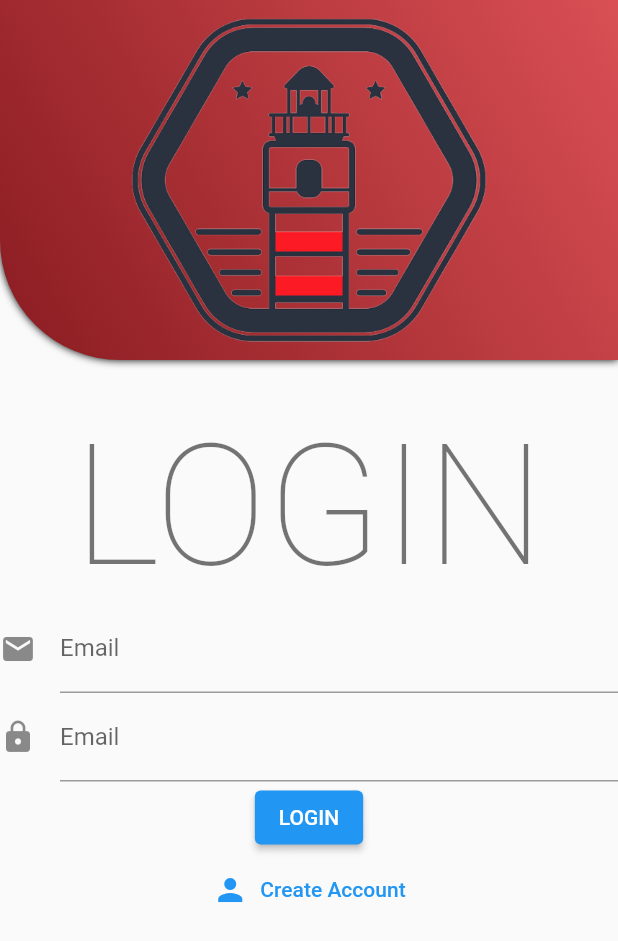
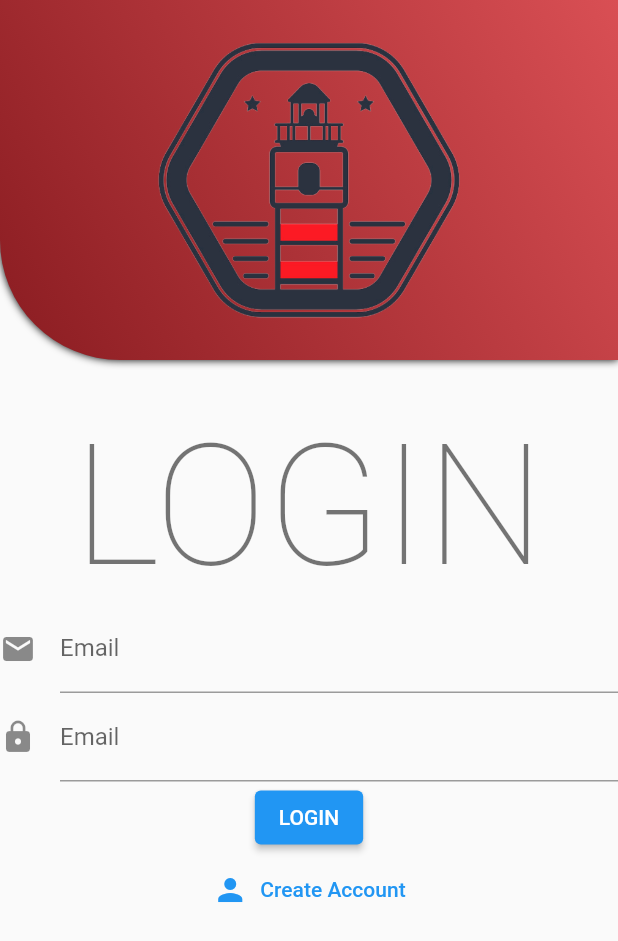
Before and after one commit to frcc24/lhtdd, a Flutter app: the screen it shows after launch, on a phone screen of 412 x 824 dp. Shown: the top 941 px of the screen. Run offline on Flutter 3.47's test engine with Material 2 defaults, Android fonts, the phone set to English and light mode, and no system bars.

Commit message:
add login page safearea

```diff
--- a/lib/ui/login/local_widgets/login_header.dart
+++ b/lib/ui/login/local_widgets/login_header.dart
@@ -29,8 +29,11 @@ class LoginHeader extends StatelessWidget {
           bottomLeft: Radius.circular(80),
         ),
       ),
-      child: const Image(
-        image: AssetImage('assets/app_icon.png'),
+      child: Padding(
+        padding: const EdgeInsets.all(18.0),
+        child: const Image(
+          image: AssetImage('assets/app_icon.png'),
+        ),
       ),
     );
   }
--- a/lib/ui/login/login_page.dart
+++ b/lib/ui/login/login_page.dart
@@ -7,7 +7,8 @@ class LoginPage extends StatelessWidget {
 
   @override
   Widget build(BuildContext context) {
-    return Scaffold(
+    return SafeArea(
+      child: Scaffold(
         body: SingleChildScrollView(
           child: Column(
             crossAxisAlignment: CrossAxisAlignment.stretch,
@@ -48,6 +49,7 @@ class LoginPage extends StatelessWidget {
             ],
           ),
         ),
+      ),
     );
   }
 }
```
Lines whose indentation alone changed are shown as unchanged.
